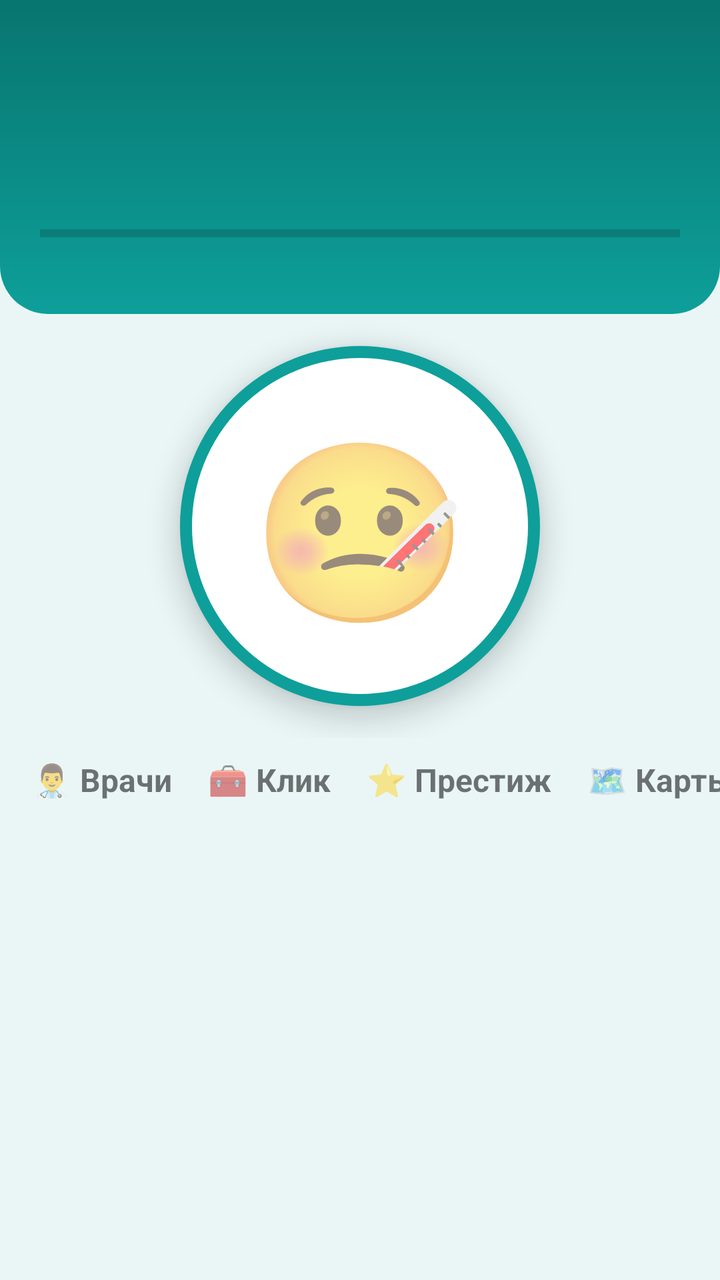
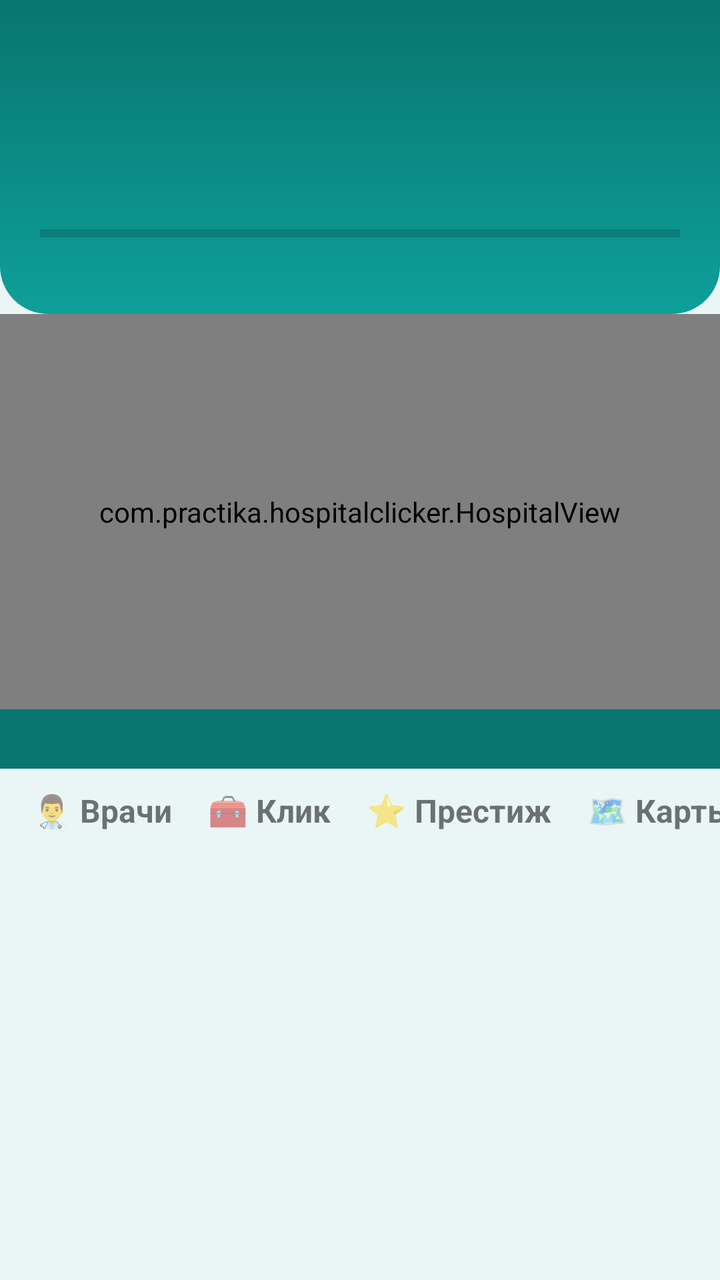

Compare the two renders of this Android layout. The source of the first and the diff that turns it into the second are given below.
<!-- AndroidManifest.xml: application theme AppTheme -->
<!-- res/layout/activity_main.xml -->
<?xml version="1.0" encoding="utf-8"?>
<LinearLayout xmlns:android="http://schemas.android.com/apk/res/android"
    android:layout_width="match_parent"
    android:layout_height="match_parent"
    android:background="@color/bg"
    android:orientation="vertical">

    
    <LinearLayout
        android:layout_width="match_parent"
        android:layout_height="wrap_content"
        android:background="@drawable/bg_header"
        android:orientation="vertical"
        android:paddingStart="20dp"
        android:paddingTop="16dp"
        android:paddingEnd="20dp"
        android:paddingBottom="16dp">

        <TextView
            android:id="@+id/rankText"
            android:layout_width="wrap_content"
            android:layout_height="wrap_content"
            android:textColor="#D6FFFD"
            android:textSize="15sp"
            android:textStyle="bold" />

        <TextView
            android:id="@+id/moneyText"
            android:layout_width="wrap_content"
            android:layout_height="wrap_content"
            android:layout_marginTop="2dp"
            android:textColor="#FFFFFF"
            android:textSize="34sp"
            android:textStyle="bold" />

        <TextView
            android:id="@+id/incomeText"
            android:layout_width="wrap_content"
            android:layout_height="wrap_content"
            android:textColor="#D6FFFD"
            android:textSize="14sp" />

        <ProgressBar
            android:id="@+id/rankProgress"
            style="@android:style/Widget.Material.ProgressBar.Horizontal"
            android:layout_width="match_parent"
            android:layout_height="8dp"
            android:layout_marginTop="10dp"
            android:max="1000"
            android:progressTint="@color/gold" />

        <TextView
            android:id="@+id/nextRankText"
            android:layout_width="wrap_content"
            android:layout_height="wrap_content"
            android:layout_marginTop="4dp"
            android:textColor="#D6FFFD"
            android:textSize="12sp" />
    </LinearLayout>

    
    <LinearLayout
        android:id="@+id/eventBanner"
        android:layout_width="match_parent"
        android:layout_height="wrap_content"
        android:layout_marginStart="12dp"
        android:layout_marginTop="8dp"
        android:layout_marginEnd="12dp"
        android:gravity="center_vertical"
        android:orientation="horizontal"
        android:padding="10dp"
        android:visibility="gone">

        <TextView
            android:id="@+id/eventEmoji"
            android:layout_width="44dp"
            android:layout_height="44dp"
            android:gravity="center"
            android:textSize="30sp" />

        <LinearLayout
            android:layout_width="0dp"
            android:layout_height="wrap_content"
            android:layout_marginStart="8dp"
            android:layout_weight="1"
            android:orientation="vertical">

            <TextView
                android:id="@+id/eventTitle"
                android:layout_width="wrap_content"
                android:layout_height="wrap_content"
                android:textColor="@color/text"
                android:textSize="15sp"
                android:textStyle="bold" />

            <TextView
                android:id="@+id/eventDesc"
                android:layout_width="wrap_content"
                android:layout_height="wrap_content"
                android:textColor="@color/text_muted"
                android:textSize="12sp" />

            <ProgressBar
                android:id="@+id/eventProgress"
                style="@android:style/Widget.Material.ProgressBar.Horizontal"
                android:layout_width="match_parent"
                android:layout_height="8dp"
                android:layout_marginTop="4dp"
                android:max="1000" />
        </LinearLayout>

        <TextView
            android:id="@+id/eventTimer"
            android:layout_width="wrap_content"
            android:layout_height="wrap_content"
            android:layout_marginStart="8dp"
            android:textColor="@color/text"
            android:textSize="16sp"
            android:textStyle="bold" />
    </LinearLayout>

    
    <FrameLayout
        android:id="@+id/clickArea"
        android:layout_width="match_parent"
        android:layout_height="0dp"
        android:layout_weight="1"
        android:clipChildren="false">

        <TextView
            android:id="@+id/patientButton"
            android:layout_width="180dp"
            android:layout_height="180dp"
            android:layout_gravity="center"
            android:background="@drawable/bg_patient"
            android:elevation="8dp"
            android:gravity="center"
            android:text="🤒"
            android:textSize="88sp" />

        <TextView
            android:id="@+id/patientsText"
            android:layout_width="wrap_content"
            android:layout_height="wrap_content"
            android:layout_gravity="bottom|center_horizontal"
            android:layout_marginBottom="8dp"
            android:textColor="@color/text_muted"
            android:textSize="14sp" />

        <TextView
            android:id="@+id/emergencyButton"
            android:layout_width="wrap_content"
            android:layout_height="wrap_content"
            android:layout_gravity="top|end"
            android:layout_margin="12dp"
            android:background="@drawable/bg_emergency"
            android:elevation="6dp"
            android:paddingStart="16dp"
            android:paddingTop="10dp"
            android:paddingEnd="16dp"
            android:paddingBottom="10dp"
            android:text="🚑 Экстренный пациент!"
            android:textColor="#FFFFFF"
            android:textSize="15sp"
            android:textStyle="bold"
            android:visibility="gone" />
    </FrameLayout>

    
    <HorizontalScrollView
        android:layout_width="match_parent"
        android:layout_height="wrap_content"
        android:scrollbars="none">

        <LinearLayout
            android:layout_width="wrap_content"
            android:layout_height="wrap_content"
            android:orientation="horizontal"
            android:paddingStart="16dp"
            android:paddingEnd="8dp">

            <TextView
                android:id="@+id/tabDoctors"
                style="@style/Tab"
                android:text="👨‍⚕️ Врачи" />

            <TextView
                android:id="@+id/tabTools"
                style="@style/Tab"
                android:text="🧰 Клик" />

            <TextView
                android:id="@+id/tabPrestige"
                style="@style/Tab"
                android:text="⭐ Престиж" />

            <TextView
                android:id="@+id/tabMaps"
                style="@style/Tab"
                android:text="🗺️ Карты" />
        </LinearLayout>
    </HorizontalScrollView>

    <ScrollView
        android:layout_width="match_parent"
        android:layout_height="0dp"
        android:layout_weight="1.1">

        <LinearLayout
            android:id="@+id/upgradesContainer"
            android:layout_width="match_parent"
            android:layout_height="wrap_content"
            android:orientation="vertical"
            android:paddingStart="12dp"
            android:paddingEnd="12dp"
            android:paddingBottom="12dp" />
    </ScrollView>
</LinearLayout>
<!-- resources referenced by this layout -->
<resources>
  <color name="bg">#EAF6F6</color>
  <color name="gold">#F2A900</color>
  <color name="text">#1D2B36</color>
  <color name="text_muted">#6B7C88</color>
  <!-- drawable bg_emergency (drawable) -->
  <?xml version="1.0" encoding="utf-8"?>
  <shape xmlns:android="http://schemas.android.com/apk/res/android" android:shape="rectangle">
      <solid android:color="@color/accent" />
      <corners android:radius="24dp" />
  </shape>
  <!-- drawable bg_header (drawable) -->
  <?xml version="1.0" encoding="utf-8"?>
  <shape xmlns:android="http://schemas.android.com/apk/res/android" android:shape="rectangle">
      <gradient android:angle="270" android:startColor="@color/primary_dark" android:endColor="@color/primary" />
      <corners android:bottomLeftRadius="24dp" android:bottomRightRadius="24dp" />
  </shape>
  <!-- drawable bg_patient (drawable) -->
  <?xml version="1.0" encoding="utf-8"?>
  <shape xmlns:android="http://schemas.android.com/apk/res/android" android:shape="oval">
      <solid android:color="#FFFFFF" />
      <stroke android:width="6dp" android:color="@color/primary" />
  </shape>
  <style name="Tab">
          <item name="android:layout_width">wrap_content</item>
          <item name="android:layout_height">wrap_content</item>
          <item name="android:paddingTop">10dp</item>
          <item name="android:paddingEnd">18dp</item>
          <item name="android:paddingBottom">6dp</item>
          <item name="android:textSize">16sp</item>
          <item name="android:textStyle">bold</item>
      </style>
  <style name="AppTheme" parent="android:Theme.Material.Light.NoActionBar">
          <item name="android:colorPrimary">@color/primary</item>
          <item name="android:colorPrimaryDark">@color/primary_dark</item>
          <item name="android:colorAccent">@color/accent</item>
          <item name="android:statusBarColor">@color/primary_dark</item>
          <item name="android:windowBackground">@color/bg</item>
      </style>
  <color name="accent">#E53950</color>
  <color name="primary_dark">#08756F</color>
  <color name="primary">#0E9F9A</color>
</resources>

<!-- the commit's change to res/layout/activity_main.xml (unified diff, before → after) -->
@@ -127,25 +127,19 @@
         android:layout_weight="1"
         android:clipChildren="false">
 
-        <TextView
-            android:id="@+id/patientButton"
-            android:layout_width="180dp"
-            android:layout_height="180dp"
-            android:layout_gravity="center"
-            android:background="@drawable/bg_patient"
-            android:elevation="8dp"
-            android:gravity="center"
-            android:text="🤒"
-            android:textSize="88sp" />
+        <com.practika.hospitalclicker.HospitalView
+            android:id="@+id/hospitalView"
+            android:layout_width="match_parent"
+            android:layout_height="match_parent" />
 
         <TextView
             android:id="@+id/patientsText"
             android:layout_width="wrap_content"
             android:layout_height="wrap_content"
-            android:layout_gravity="bottom|center_horizontal"
-            android:layout_marginBottom="8dp"
+            android:layout_gravity="top|start"
+            android:layout_margin="10dp"
             android:textColor="@color/text_muted"
-            android:textSize="14sp" />
+            android:textSize="13sp" />
 
         <TextView
             android:id="@+id/emergencyButton"
@@ -167,6 +161,22 @@
     </FrameLayout>
 
     
+    <TextView
+        android:id="@+id/newsText"
+        android:layout_width="match_parent"
+        android:layout_height="wrap_content"
+        android:background="@color/primary_dark"
+        android:ellipsize="marquee"
+        android:marqueeRepeatLimit="marquee_forever"
+        android:paddingStart="12dp"
+        android:paddingTop="6dp"
+        android:paddingEnd="12dp"
+        android:paddingBottom="6dp"
+        android:singleLine="true"
+        android:textColor="#FFFFFF"
+        android:textSize="13sp" />
+
+    
     <HorizontalScrollView
         android:layout_width="match_parent"
         android:layout_height="wrap_content"
@@ -198,6 +208,16 @@
                 android:id="@+id/tabMaps"
                 style="@style/Tab"
                 android:text="🗺️ Карты" />
+
+            <TextView
+                android:id="@+id/tabAchievements"
+                style="@style/Tab"
+                android:text="🏆 Достижения" />
+
+            <TextView
+                android:id="@+id/tabStats"
+                style="@style/Tab"
+                android:text="📊 Статистика" />
         </LinearLayout>
     </HorizontalScrollView>
 
<!-- resource entries referenced after the edit -->
@@ -15,12 +15,6 @@
   <shape xmlns:android="http://schemas.android.com/apk/res/android" android:shape="rectangle">
       <gradient android:angle="270" android:startColor="@color/primary_dark" android:endColor="@color/primary" />
       <corners android:bottomLeftRadius="24dp" android:bottomRightRadius="24dp" />
-  </shape>
-  <!-- drawable bg_patient (drawable) -->
-  <?xml version="1.0" encoding="utf-8"?>
-  <shape xmlns:android="http://schemas.android.com/apk/res/android" android:shape="oval">
-      <solid android:color="#FFFFFF" />
-      <stroke android:width="6dp" android:color="@color/primary" />
   </shape>
   <style name="Tab">
           <item name="android:layout_width">wrap_content</item>
